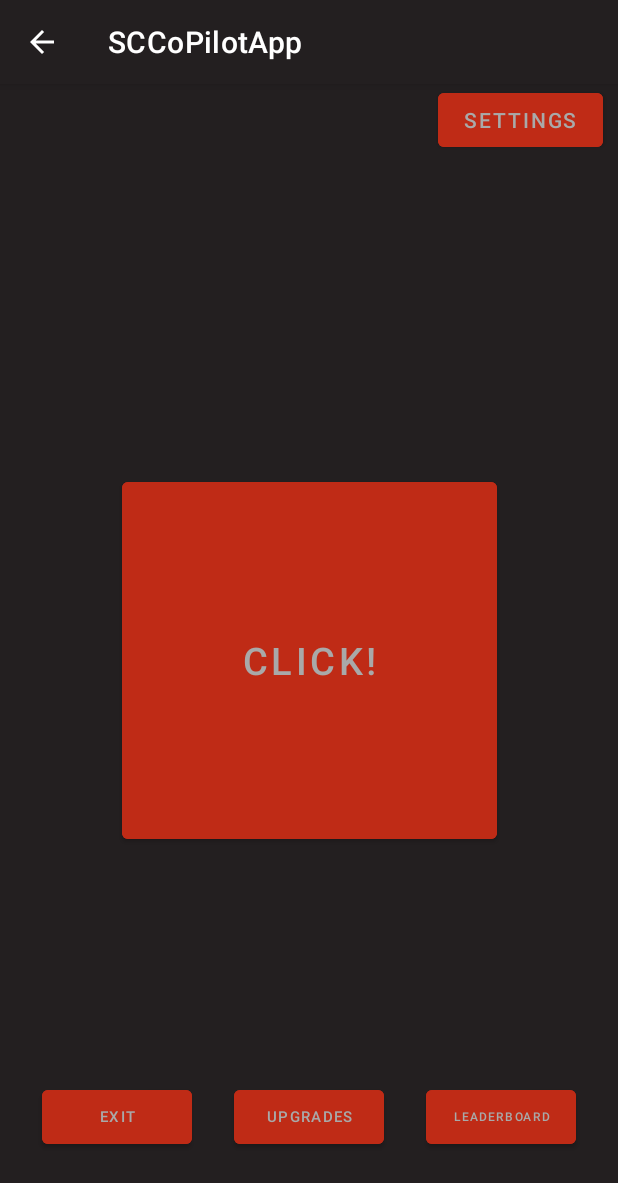
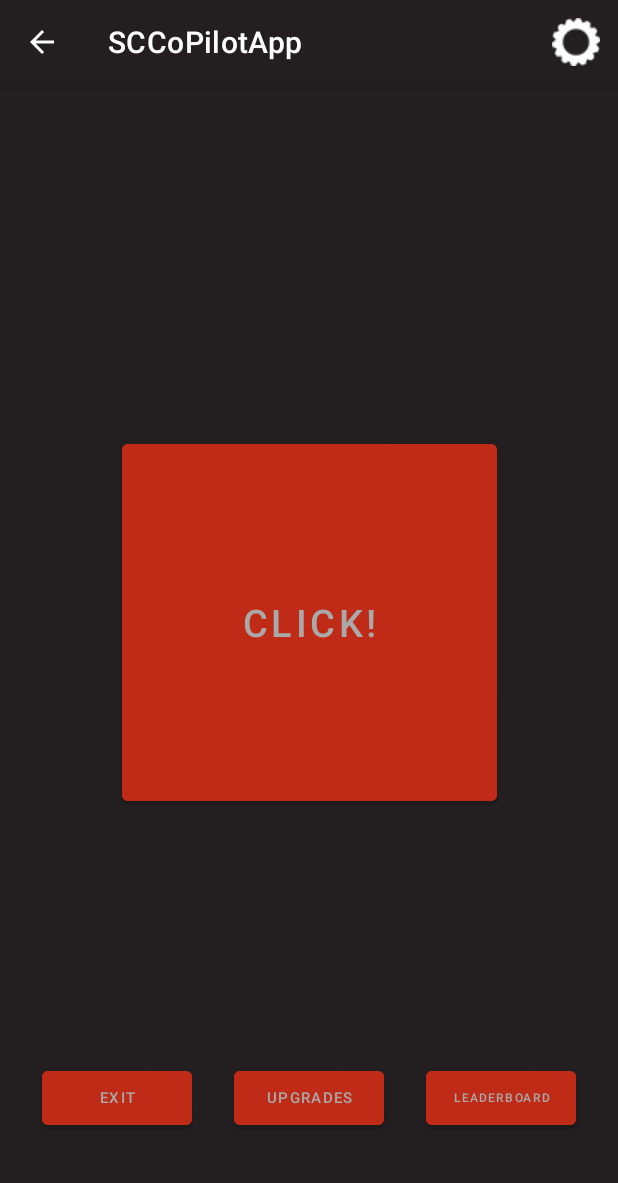
Before and after one commit to greggriffin2/Desktop-MobileGame_v2, an Android app: the MainGameActivity screen opened directly, with no data from a screen before it, on a phone screen of 412 x 824 dp. Shown: the top 1183 px of the screen. Run offline under Robolectric (Android 15) with nearby library versions, the phone set to English and light mode, and no system bars.

Commit message:
Gear Settings Button
Added a gear settings button in the action bar to take out the unnecessary settings button on the main screen

```diff
--- a/SCCoPilotApp/app/src/main/java/com/example/sccopilotapp/MainGameActivity.java
+++ b/SCCoPilotApp/app/src/main/java/com/example/sccopilotapp/MainGameActivity.java
@@ -7,6 +7,7 @@ import androidx.appcompat.app.AppCompatActivity;
 import android.content.Intent;
 import android.os.Bundle;
 import android.util.Log;
+import android.view.Menu;
 import android.view.MenuItem;
 import android.view.View;
 import android.widget.Button;
@@ -24,6 +25,14 @@ public class MainGameActivity extends AppCompatActivity {
     Button exitButton;
     Button settingsButton;
     int powerMax = 0;
+    @Override
+    public boolean onCreateOptionsMenu(Menu menu) {
+        // R.menu.mymenu is a reference to an xml file named mymenu.xml which should be inside your res/menu directory.
+        // If you don't have res/menu, just create a directory named "menu" inside res
+        getMenuInflater().inflate(R.menu.mymenu, menu);
+        return super.onCreateOptionsMenu(menu);
+    }
+
 
     @Override
     protected void onCreate(Bundle savedInstanceState) {
@@ -33,19 +42,20 @@ public class MainGameActivity extends AppCompatActivity {
         upgradesButton = findViewById(R.id.upgradesButton);
         leaderboardButton = findViewById(R.id.leaderboardButton);
         exitButton = findViewById(R.id.exitButton);
-        settingsButton = findViewById(R.id.settingsButton);
         ActionBar actionBar = getSupportActionBar();
         actionBar.setDisplayHomeAsUpEnabled(true);
+        // handle button activities
     }
     @Override
-    public boolean onOptionsItemSelected(@NonNull MenuItem item) {
-        switch (item.getItemId()) {
-            case android.R.id.home:
-                this.finish();
-                return true;
+    public boolean onOptionsItemSelected(MenuItem item) {
+        int id = item.getItemId();
+        if (id == R.id.mybutton) {
+            Intent intent = new Intent(this, SettingsActivity.class);
+            startActivity(intent);
         }
         return super.onOptionsItemSelected(item);
     }
+
     /**
      * This method will listen for the clicks on the ship and add
      * to a running total that will eventually be sent to the game
--- a/SCCoPilotApp/app/src/main/res/layout/activity_main_game.xml
+++ b/SCCoPilotApp/app/src/main/res/layout/activity_main_game.xml
@@ -10,6 +10,7 @@
         android:id="@+id/shipButton"
         android:layout_width="250dp"
         android:layout_height="250dp"
+        android:layout_marginTop="-50dp"
         android:textAlignment="center"
         android:textSize="25sp"
         android:backgroundTint="@color/shipRed"
@@ -66,18 +67,6 @@
         android:onClick="onClickExit"
         tools:ignore="UsingOnClickInXml" />
 
-    <Button
-        android:id="@+id/settingsButton"
-        android:layout_width="110dp"
-        android:layout_height="wrap_content"
-        android:backgroundTint="@color/shipRed"
-        android:text="Settings"
-        app:layout_constraintEnd_toEndOf="parent"
-        app:layout_constraintLeft_toLeftOf="parent"
-        app:layout_constraintTop_toTopOf="parent"
-        android:layout_marginEnd="10dp"
-        android:onClick="onClickSettings"
-        tools:ignore="UsingOnClickInXml" />
 
 
 </androidx.constraintlayout.widget.ConstraintLayout>
--- /dev/null
+++ b/SCCoPilotApp/app/src/main/res/menu/mymenu.xml
@@ -0,0 +1,9 @@
+<menu xmlns:android="http://schemas.android.com/apk/res/android"
+    xmlns:app="http://schemas.android.com/apk/res-auto">
+    <item
+        android:id="@+id/mybutton"
+        android:title=""
+        app:showAsAction="always"
+        android:icon="@drawable/mybuttonicon"
+        />
+</menu>
```
Also changed, not shown: SCCoPilotApp/app/src/main/res/values/themes.xml (+11 -0 lines), SCCoPilotApp/app/src/main/res/drawable-v24/mybuttonicon.png (added).
